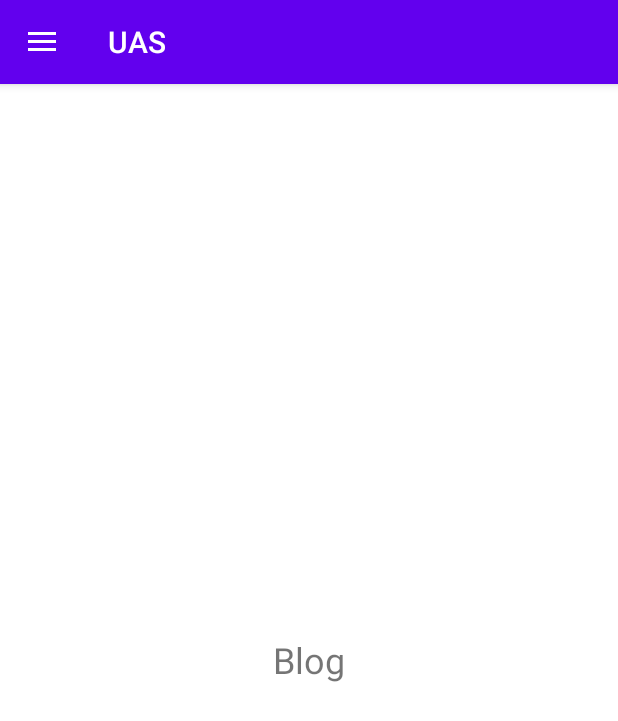
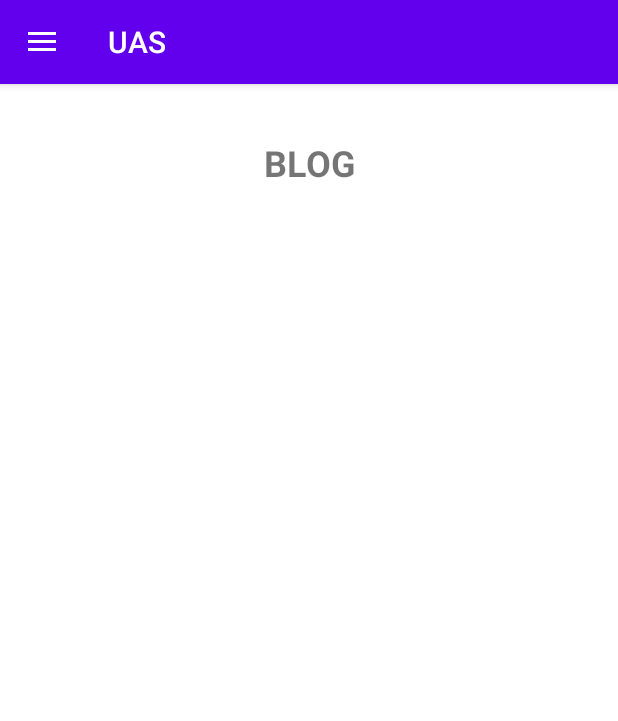
Before and after one commit to pienapin/xyz.alviencenna.uas, an Android app: the screen it shows after launch (MainActivity), in the side drawer, after a tap on "Blog", on a phone screen of 412 x 824 dp. Shown: the top 721 px of the screen. Run offline under Robolectric (Android 15) with nearby library versions, the phone set to English and light mode, and no system bars.

Commit message:
refactor gridadapter for portfolio

```diff
--- a/app/src/main/java/xyz/alviencenna/uas/Adapter/GridAdapter.java
+++ /dev/null
@@ -1,53 +0,0 @@
-package xyz.alviencenna.uas.Adapter;
-
-import android.content.Context;
-import android.view.View;
-import android.view.ViewGroup;
-import android.widget.BaseAdapter;
-import android.widget.ImageView;
-
-import xyz.alviencenna.uas.R;
-
-public class GridAdapter extends BaseAdapter {
-
-    private static final String TAG = "GridAdapter";
-    private Context mContext;
-
-    public GridAdapter(Context mContext) {
-        this.mContext = mContext;
-    }
-
-    public Integer[] thumbnail = {
-            R.drawable.nft_square_like_imperfect_circle,
-            R.drawable.nft_infinite_imperfect_circle,
-            R.drawable.nft_potato_like_imperfect_circle,
-            R.drawable.nft_pointy_imperfect_circle,
-            R.drawable.nft_tall_imperfect_circle,
-            R.drawable.nft_unconnected_imperfect_circle
-    };
-
-    @Override
-    public int getCount() {
-        return thumbnail.length;
-    }
-
-    @Override
-    public Object getItem(int i) {
-        return null;
-    }
-
-    @Override
-    public long getItemId(int i) {
-        return 0;
-    }
-
-    @Override
-    public View getView(int i, View view, ViewGroup viewGroup) {
-        ImageView imageView = new ImageView(mContext);
-        imageView.setLayoutParams(new ViewGroup.LayoutParams(300, 300));
-        imageView.setScaleType(ImageView.ScaleType.CENTER_CROP);
-        imageView.setPadding(8, 8, 8, 8);
-        imageView.setImageResource(thumbnail[i]);
-        return imageView;
-    }
-}
--- a/app/src/main/java/xyz/alviencenna/uas/Adapter/GridAdapterPort.java
+++ b/app/src/main/java/xyz/alviencenna/uas/Adapter/GridAdapterPort.java
@@ -12,23 +12,19 @@ public class GridAdapterPort extends BaseAdapter {
 
     private static final String TAG = "GridAdapterPort";
     private Context mContext;
+    Integer[] portfolio;
+    int width, height;
 
-    public GridAdapterPort(Context mContext) {
+    public GridAdapterPort(Context mContext, Integer[] port, int width, int height) {
         this.mContext = mContext;
+        this.portfolio = port;
+        this.width = width;
+        this.height = height;
     }
-
-    public Integer[] port = {
-            R.drawable.nft_square_like_imperfect_circle,
-            R.drawable.nft_infinite_imperfect_circle,
-            R.drawable.nft_potato_like_imperfect_circle,
-            R.drawable.nft_pointy_imperfect_circle,
-            R.drawable.nft_tall_imperfect_circle,
-            R.drawable.nft_unconnected_imperfect_circle
-    };
 
     @Override
     public int getCount() {
-        return port.length;
+        return portfolio.length;
     }
 
     @Override
@@ -44,10 +40,10 @@ public class GridAdapterPort extends BaseAdapter {
     @Override
     public View getView(int i, View view, ViewGroup viewGroup) {
         ImageView imageView = new ImageView(mContext);
-        imageView.setLayoutParams(new ViewGroup.LayoutParams(500, 500));
+        imageView.setLayoutParams(new ViewGroup.LayoutParams(width, height));
         imageView.setScaleType(ImageView.ScaleType.CENTER_CROP);
         imageView.setPadding(8, 8, 8, 8);
-        imageView.setImageResource(port[i]);
+        imageView.setImageResource(portfolio[i]);
         return imageView;
     }
 }
--- a/app/src/main/java/xyz/alviencenna/uas/fragmentHome.java
+++ b/app/src/main/java/xyz/alviencenna/uas/fragmentHome.java
@@ -7,17 +7,24 @@ import android.view.LayoutInflater;
 import android.view.View;
 import android.view.ViewGroup;
 import android.widget.GridView;
-import android.widget.Toast;
 
 import androidx.annotation.NonNull;
 import androidx.annotation.Nullable;
 import androidx.fragment.app.Fragment;
 
-import xyz.alviencenna.uas.Adapter.GridAdapter;
+import xyz.alviencenna.uas.Adapter.GridAdapterPort;
 
 public class fragmentHome extends Fragment {
 
     private GridView gridView;
+    Integer[] port = {
+            R.drawable.nft_square_like_imperfect_circle,
+            R.drawable.nft_infinite_imperfect_circle,
+            R.drawable.nft_potato_like_imperfect_circle,
+            R.drawable.nft_pointy_imperfect_circle,
+            R.drawable.nft_tall_imperfect_circle,
+            R.drawable.nft_unconnected_imperfect_circle
+    };
 
     public fragmentHome() {
 
@@ -26,13 +33,11 @@ public class fragmentHome extends Fragment {
     @Override
     public void onCreate(Bundle savedInstanceState) {
         super.onCreate(savedInstanceState);
-
     }
 
     @Override
     public View onCreateView(LayoutInflater inflater, ViewGroup container,
                              Bundle savedInstanceState) {
-
         // Inflate the layout for this fragment
         return inflater.inflate(R.layout.fragment_home, container, false);
 
@@ -42,7 +47,7 @@ public class fragmentHome extends Fragment {
     public void onViewCreated(@NonNull View view, @Nullable Bundle savedInstanceState) {
         // Portfolio stuff
         gridView = getView().findViewById(R.id.gridView);
-        gridView.setAdapter(new GridAdapter(this.getActivity()));
+        gridView.setAdapter(new GridAdapterPort(this.getActivity(), port, 300, 300));
         gridView.setOnItemClickListener((parent, v, position, id) -> {
             Uri uri = null;
             switch (position) {
--- a/app/src/main/java/xyz/alviencenna/uas/fragmentPortfolio.java
+++ b/app/src/main/java/xyz/alviencenna/uas/fragmentPortfolio.java
@@ -17,6 +17,14 @@ import xyz.alviencenna.uas.Adapter.GridAdapterPort;
 public class fragmentPortfolio extends Fragment {
 
     private GridView gridViewPort;
+    Integer[] port = {
+            R.drawable.nft_square_like_imperfect_circle,
+            R.drawable.nft_infinite_imperfect_circle,
+            R.drawable.nft_potato_like_imperfect_circle,
+            R.drawable.nft_pointy_imperfect_circle,
+            R.drawable.nft_tall_imperfect_circle,
+            R.drawable.nft_unconnected_imperfect_circle
+    };
 
     public fragmentPortfolio() {
 
@@ -38,7 +46,7 @@ public class fragmentPortfolio extends Fragment {
     public void onViewCreated(@NonNull View view, @Nullable Bundle savedInstanceState) {
         // Portfolio stuff
         gridViewPort = getView().findViewById(R.id.gridViewPort);
-        gridViewPort.setAdapter(new GridAdapterPort(this.getActivity()));
+        gridViewPort.setAdapter(new GridAdapterPort(this.getActivity(), port, 500, 500));
         gridViewPort.setOnItemClickListener((parent, v, position, id) -> {
             Uri uri = null;
             switch (position) {
--- a/app/src/main/res/layout/fragment_blog.xml
+++ b/app/src/main/res/layout/fragment_blog.xml
@@ -6,10 +6,14 @@
     tools:context=".fragmentContact">
 
     <TextView
-        android:layout_width="wrap_content"
+        android:layout_width="match_parent"
         android:layout_height="wrap_content"
         android:text="Blog"
-        android:layout_centerInParent="true"
+        android:textAllCaps="true"
+        android:textStyle="bold"
+        android:layout_marginTop="36dp"
+        android:layout_marginBottom="28dp"
+        android:textAlignment="center"
         android:textSize="24sp"/>
 
 </RelativeLayout>
```
